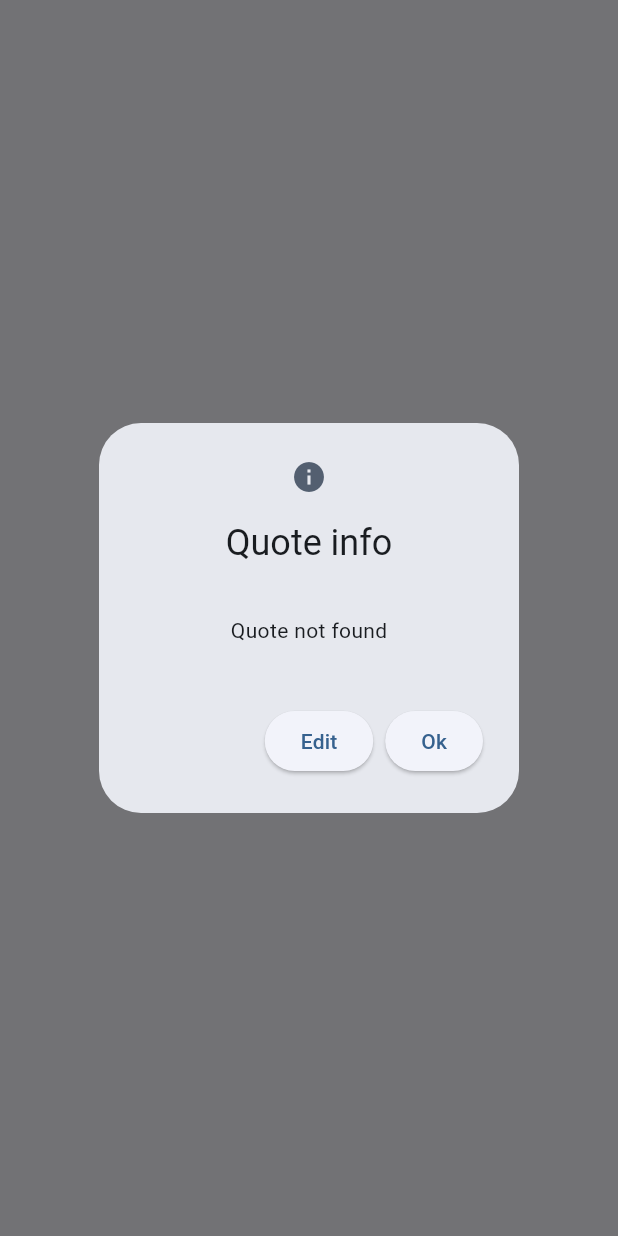
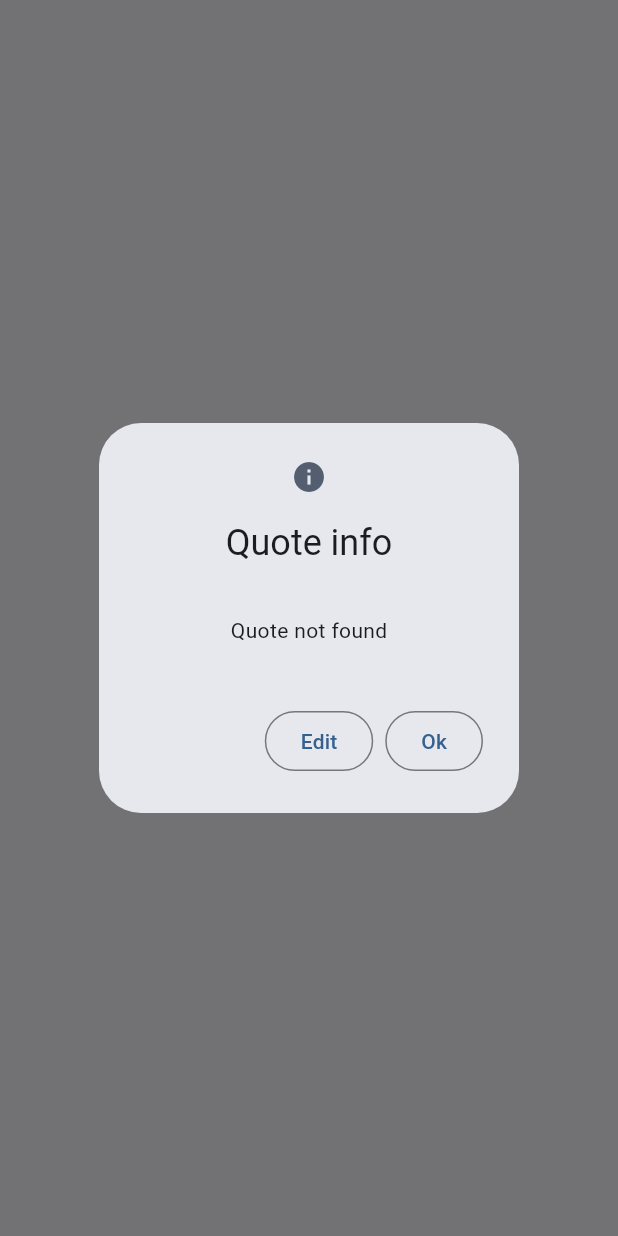
Before and after one commit to ElanDeyan/my-quotes-app, a Flutter app: what showQuoteInfoDialog() shows on an empty page, opened directly with empty values, on a phone screen of 412 x 824 dp. Run offline on Flutter 3.47's test engine with Material 3 defaults, Android fonts, the phone set to English and light mode, and no system bars; our stand-ins replace drift, flex_color_scheme, flutter_form_builder, fluttertoast, font_awesome_flutter, go_router and 3 more; missing offline and left inert: basics, drift_dev, multiple_search_selection, shimmer_pro, sqlite3; accounts and stored records are empty; generated files the repository leaves out were written again.

Commit message:
refactor: changes to outlined

```diff
--- a/lib/screens/quote_screen.dart
+++ b/lib/screens/quote_screen.dart
@@ -50,14 +50,14 @@ Future<void> showQuoteInfoDialog(BuildContext context, Quote quote) {
         child: QuoteScreenBody(quoteId: quote.id!),
       ),
       actions: [
-        ElevatedButton(
+        OutlinedButton(
           onPressed: () {
             Navigator.pop(context);
             showUpdateQuoteDialog(context, quote);
           },
           child: const Text('Edit'),
         ),
-        ElevatedButton(onPressed: () => context.pop(), child: const Text('Ok')),
+        OutlinedButton(onPressed: () => context.pop(), child: const Text('Ok')),
       ],
     ),
   );
```
